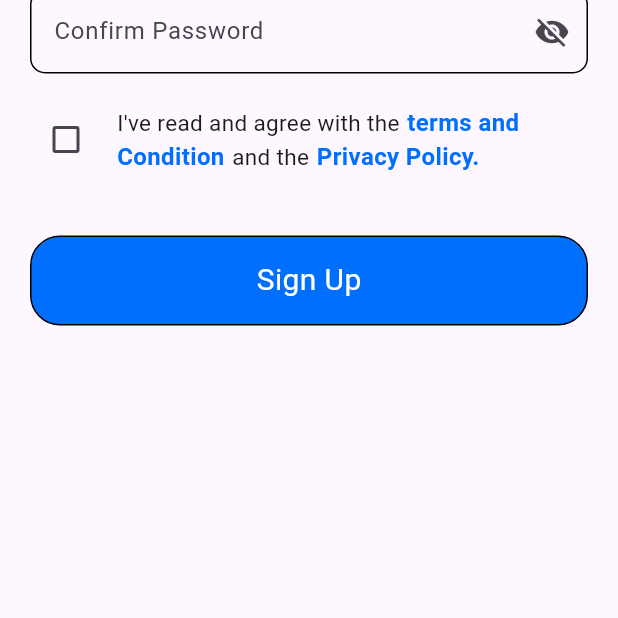
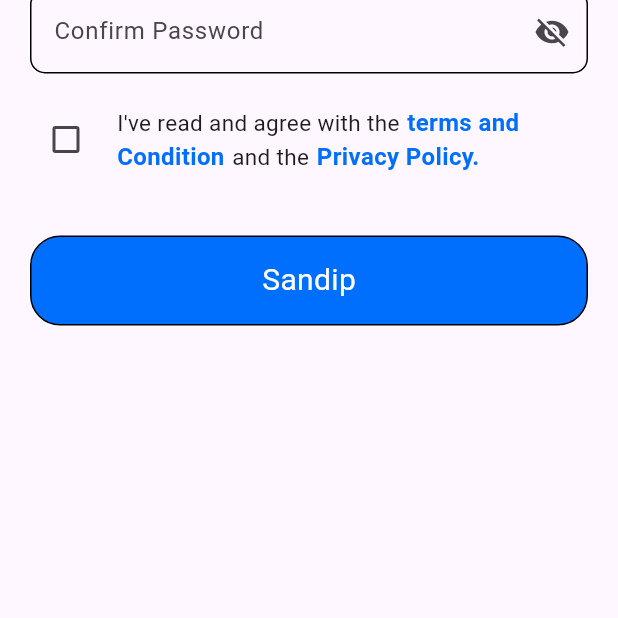
Before and after one commit to sandiphaldar01/multipurpose, a Flutter app: the SignUp screen opened directly, on a phone screen of 412 x 824 dp, the part 618-1236 px from its top. Run offline on Flutter 3.47's test engine with Material 3 defaults, Android fonts, the phone set to English and light mode, and no system bars; our stand-ins replace carousel_slider, flutter_svg.

Commit message:
sign Up page Button tittle change

```diff
--- a/lib/sign_up.dart
+++ b/lib/sign_up.dart
@@ -150,7 +150,7 @@ class _SignUpState extends State<SignUp> {
                   borderRadius: BorderRadius.circular(20),
                 ),
                 child: Text(
-                  'Sign Up',
+                  'Sandip',
                   style: TextStyle(
                   fontSize: 20,
                   color: Colors.white
```
